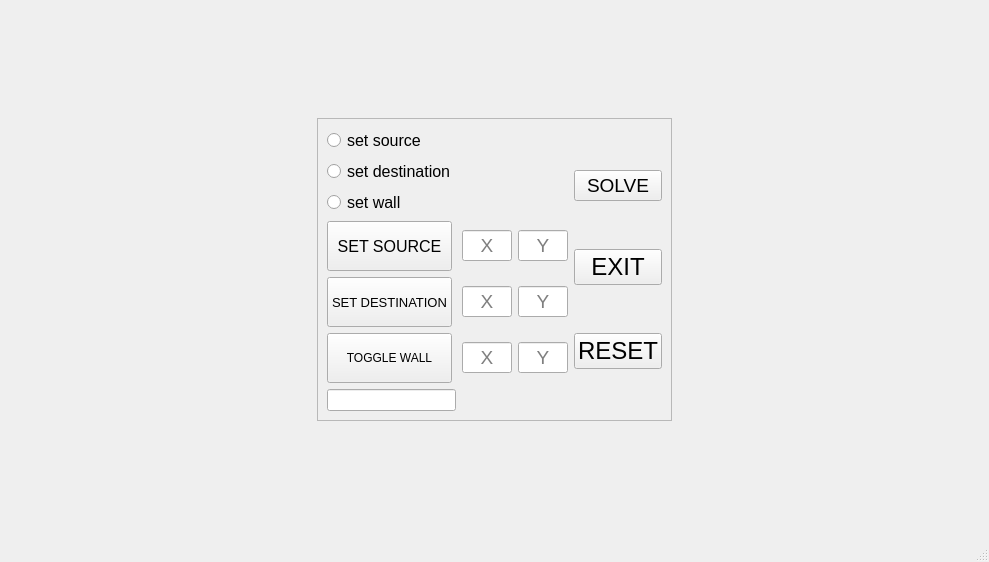
radinals/AutoMaze, file mainwindow.ui: the form before one commit.
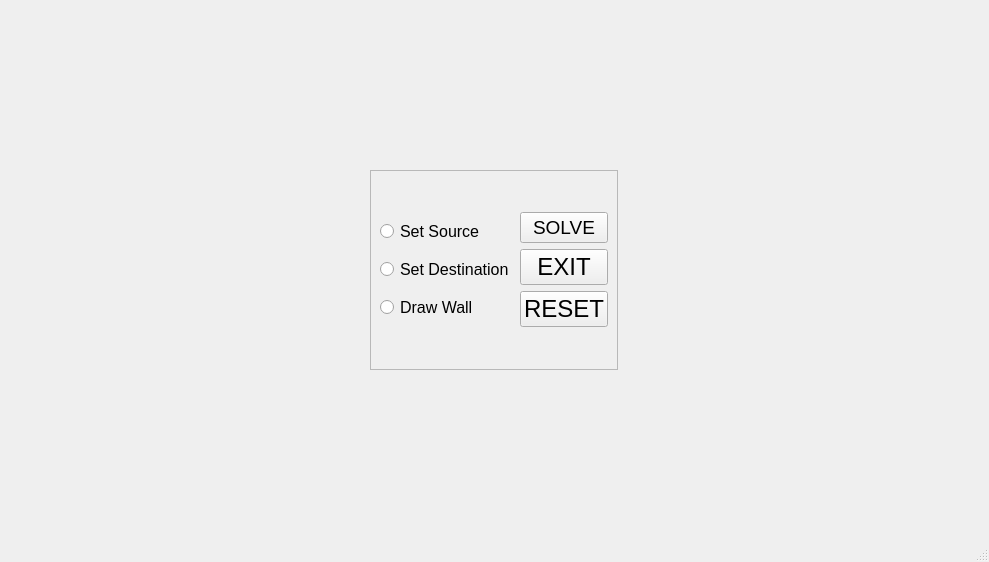
The form after the commit.

The edit to the form file:
```diff
--- a/mainwindow.ui
+++ b/mainwindow.ui
@@ -38,165 +38,6 @@
       <layout class="QGridLayout" name="gridLayout_2">
        <item row="8" column="2">
         <layout class="QGridLayout" name="gridLayout">
-         <item row="3" column="1">
-          <widget class="QLineEdit" name="SourceInX">
-           <property name="sizePolicy">
-            <sizepolicy hsizetype="Fixed" vsizetype="Fixed">
-             <horstretch>0</horstretch>
-             <verstretch>0</verstretch>
-            </sizepolicy>
-           </property>
-           <property name="minimumSize">
-            <size>
-             <width>50</width>
-             <height>0</height>
-            </size>
-           </property>
-           <property name="maximumSize">
-            <size>
-             <width>50</width>
-             <height>16777215</height>
-            </size>
-           </property>
-           <property name="font">
-            <font>
-             <pointsize>14</pointsize>
-            </font>
-           </property>
-           <property name="alignment">
-            <set>Qt::AlignCenter</set>
-           </property>
-           <property name="placeholderText">
-            <string>X</string>
-           </property>
-          </widget>
-         </item>
-         <item row="3" column="0">
-          <widget class="QPushButton" name="SetSourceBtn">
-           <property name="sizePolicy">
-            <sizepolicy hsizetype="Fixed" vsizetype="Fixed">
-             <horstretch>0</horstretch>
-             <verstretch>0</verstretch>
-            </sizepolicy>
-           </property>
-           <property name="minimumSize">
-            <size>
-             <width>0</width>
-             <height>50</height>
-            </size>
-           </property>
-           <property name="maximumSize">
-            <size>
-             <width>125</width>
-             <height>50</height>
-            </size>
-           </property>
-           <property name="font">
-            <font>
-             <pointsize>12</pointsize>
-            </font>
-           </property>
-           <property name="text">
-            <string>SET SOURCE</string>
-           </property>
-          </widget>
-         </item>
-         <item row="4" column="2">
-          <widget class="QLineEdit" name="DestinationInY">
-           <property name="sizePolicy">
-            <sizepolicy hsizetype="Fixed" vsizetype="Fixed">
-             <horstretch>0</horstretch>
-             <verstretch>0</verstretch>
-            </sizepolicy>
-           </property>
-           <property name="minimumSize">
-            <size>
-             <width>50</width>
-             <height>0</height>
-            </size>
-           </property>
-           <property name="maximumSize">
-            <size>
-             <width>50</width>
-             <height>16777215</height>
-            </size>
-           </property>
-           <property name="font">
-            <font>
-             <pointsize>14</pointsize>
-            </font>
-           </property>
-           <property name="alignment">
-            <set>Qt::AlignCenter</set>
-           </property>
-           <property name="placeholderText">
-            <string>Y</string>
-           </property>
-          </widget>
-         </item>
-         <item row="5" column="1">
-          <widget class="QLineEdit" name="ToggleWallInX">
-           <property name="sizePolicy">
-            <sizepolicy hsizetype="Fixed" vsizetype="Fixed">
-             <horstretch>0</horstretch>
-             <verstretch>0</verstretch>
-            </sizepolicy>
-           </property>
-           <property name="minimumSize">
-            <size>
-             <width>50</width>
-             <height>0</height>
-            </size>
-           </property>
-           <property name="maximumSize">
-            <size>
-             <width>50</width>
-             <height>16777215</height>
-            </size>
-           </property>
-           <property name="font">
-            <font>
-             <pointsize>14</pointsize>
-            </font>
-           </property>
-           <property name="alignment">
-            <set>Qt::AlignCenter</set>
-           </property>
-           <property name="placeholderText">
-            <string>X</string>
-           </property>
-          </widget>
-         </item>
-         <item row="4" column="0">
-          <widget class="QPushButton" name="SetDestinationBtn">
-           <property name="sizePolicy">
-            <sizepolicy hsizetype="Fixed" vsizetype="Fixed">
-             <horstretch>0</horstretch>
-             <verstretch>0</verstretch>
-            </sizepolicy>
-           </property>
-           <property name="minimumSize">
-            <size>
-             <width>0</width>
-             <height>50</height>
-            </size>
-           </property>
-           <property name="maximumSize">
-            <size>
-             <width>125</width>
-             <height>50</height>
-            </size>
-           </property>
-           <property name="font">
-            <font>
-             <pointsize>10</pointsize>
-            </font>
-           </property>
-           <property name="text">
-            <string>SET DESTINATION</string>
-           </property>
-          </widget>
-         </item>
          <item row="0" column="0">
           <widget class="QRadioButton" name="SetSourceRadio">
            <property name="font">
@@ -205,131 +46,7 @@
             </font>
            </property>
            <property name="text">
-            <string>set source</string>
-           </property>
-          </widget>
-         </item>
-         <item row="3" column="2">
-          <widget class="QLineEdit" name="SourceInY">
-           <property name="sizePolicy">
-            <sizepolicy hsizetype="Fixed" vsizetype="Fixed">
-             <horstretch>0</horstretch>
-             <verstretch>0</verstretch>
-            </sizepolicy>
-           </property>
-           <property name="minimumSize">
-            <size>
-             <width>50</width>
-             <height>0</height>
-            </size>
-           </property>
-           <property name="maximumSize">
-            <size>
-             <width>50</width>
-             <height>16777215</height>
-            </size>
-           </property>
-           <property name="font">
-            <font>
-             <pointsize>14</pointsize>
-            </font>
-           </property>
-           <property name="alignment">
-            <set>Qt::AlignCenter</set>
-           </property>
-           <property name="placeholderText">
-            <string>Y</string>
-           </property>
-          </widget>
-         </item>
-         <item row="5" column="2">
-          <widget class="QLineEdit" name="ToggleWallInY">
-           <property name="sizePolicy">
-            <sizepolicy hsizetype="Fixed" vsizetype="Fixed">
-             <horstretch>0</horstretch>
-             <verstretch>0</verstretch>
-            </sizepolicy>
-           </property>
-           <property name="minimumSize">
-            <size>
-             <width>50</width>
-             <height>0</height>
-            </size>
-           </property>
-           <property name="maximumSize">
-            <size>
-             <width>50</width>
-             <height>16777215</height>
-            </size>
-           </property>
-           <property name="font">
-            <font>
-             <pointsize>14</pointsize>
-            </font>
-           </property>
-           <property name="alignment">
-            <set>Qt::AlignCenter</set>
-           </property>
-           <property name="placeholderText">
-            <string>Y</string>
-           </property>
-          </widget>
-         </item>
-         <item row="5" column="0">
-          <widget class="QPushButton" name="ToggleWalBtn">
-           <property name="sizePolicy">
-            <sizepolicy hsizetype="Fixed" vsizetype="Fixed">
-             <horstretch>0</horstretch>
-             <verstretch>0</verstretch>
-            </sizepolicy>
-           </property>
-           <property name="minimumSize">
-            <size>
-             <width>0</width>
-             <height>50</height>
-            </size>
-           </property>
-           <property name="maximumSize">
-            <size>
-             <width>125</width>
-             <height>50</height>
-            </size>
-           </property>
-           <property name="text">
-            <string>TOGGLE WALL</string>
-           </property>
-          </widget>
-         </item>
-         <item row="4" column="1">
-          <widget class="QLineEdit" name="DestinationInX">
-           <property name="sizePolicy">
-            <sizepolicy hsizetype="Fixed" vsizetype="Fixed">
-             <horstretch>0</horstretch>
-             <verstretch>0</verstretch>
-            </sizepolicy>
-           </property>
-           <property name="minimumSize">
-            <size>
-             <width>50</width>
-             <height>0</height>
-            </size>
-           </property>
-           <property name="maximumSize">
-            <size>
-             <width>50</width>
-             <height>16777215</height>
-            </size>
-           </property>
-           <property name="font">
-            <font>
-             <pointsize>14</pointsize>
-            </font>
-           </property>
-           <property name="alignment">
-            <set>Qt::AlignCenter</set>
-           </property>
-           <property name="placeholderText">
-            <string>X</string>
+            <string>Set Source</string>
            </property>
           </widget>
          </item>
@@ -341,7 +58,7 @@
             </font>
            </property>
            <property name="text">
-            <string>set wall</string>
+            <string>Draw Wall</string>
            </property>
           </widget>
          </item>
@@ -353,13 +70,10 @@
             </font>
            </property>
            <property name="text">
-            <string>set destination</string>
+            <string>Set Destination</string>
            </property>
           </widget>
          </item>
-         <item row="6" column="0">
-          <widget class="QLineEdit" name="mazeSizeIn"/>
-         </item>
         </layout>
        </item>
        <item row="8" column="3">
```
